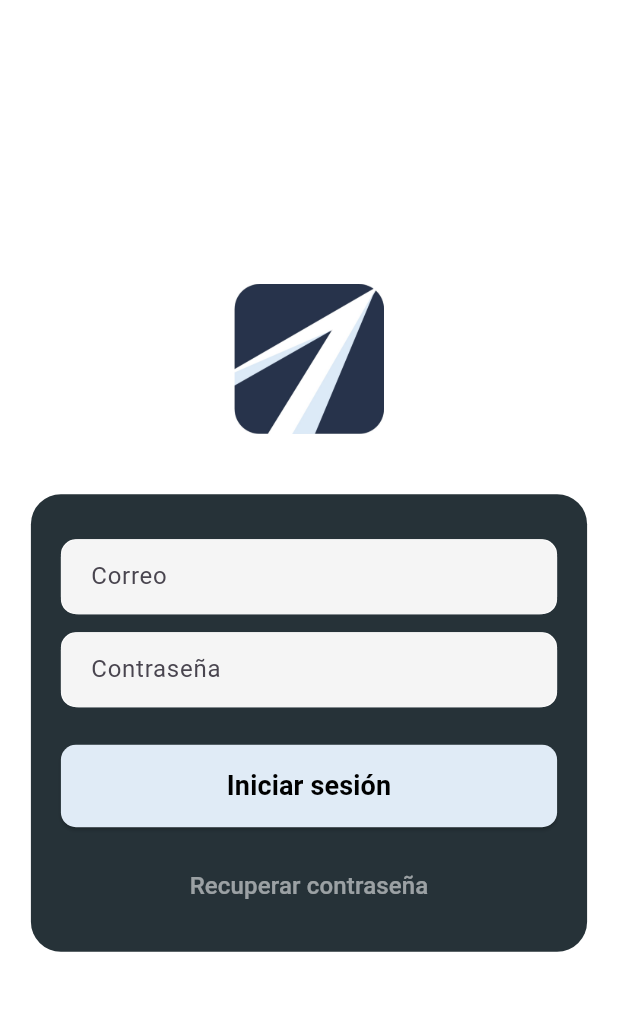
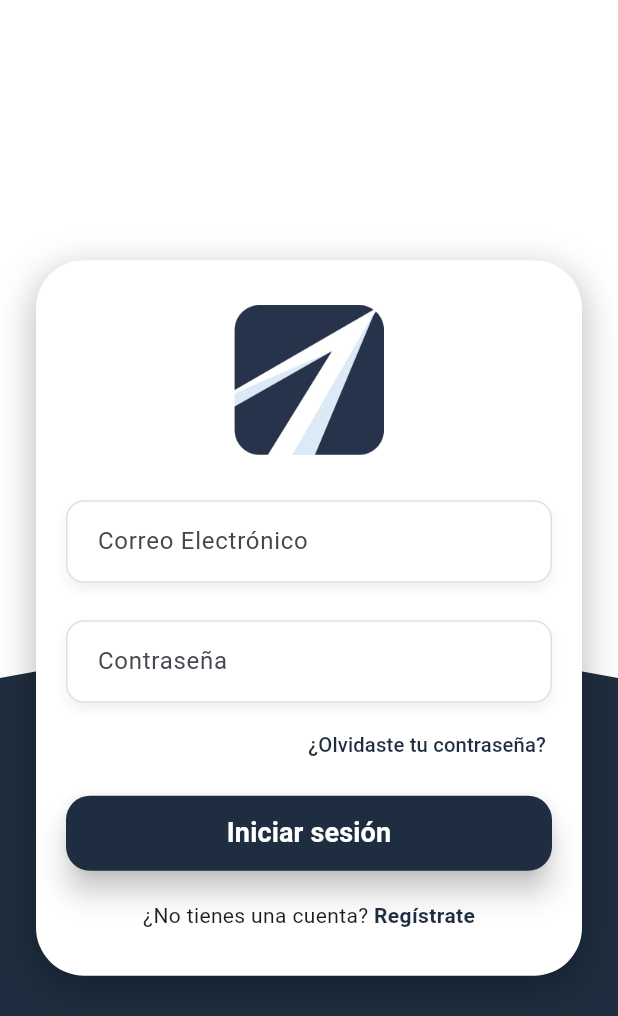
Before and after one commit to josephaven/viayage-frontend, a Flutter app: the LoginPage screen opened by its route, on a phone screen of 412 x 824 dp. Shown: the top 1016 px of the screen. Run offline on Flutter 3.47's test engine with Material 3 defaults, Android fonts, the light colour scheme and no system bars; our stand-ins replace flutter_secure_storage; accounts and stored records are empty.

Commit message:
se rediseño la vista del login

```diff
--- a/lib/views/login_page.dart
+++ b/lib/views/login_page.dart
@@ -1,4 +1,5 @@
 import 'package:flutter/material.dart';
+import '../widgets/curved_background.dart';
 import '../widgets/text_input.dart';
 import '../services/auth_service.dart';
 
@@ -19,7 +20,6 @@ class _LoginPageState extends State<LoginPage> {
 
     if (success) {
       final completed = await AuthService.hasCompletedQuestionnaire();
-
       if (completed) {
         Navigator.pushReplacementNamed(context, "/main");
       } else {
@@ -32,95 +32,159 @@ class _LoginPageState extends State<LoginPage> {
     }
   }
 
-
-
-
   @override
   Widget build(BuildContext context) {
     return Scaffold(
-      backgroundColor: Colors.white,
-      body: Center(
-        child: Column(
-          mainAxisAlignment: MainAxisAlignment.center,
+      body: Stack(
         children: [
-            // Logo
-            Image.asset(
-              'assets/logo.png',
-              height: 100,
+          Container(color: Colors.white),
+          const CurvedBackground(),
+
+          Center(
+            child: SingleChildScrollView(
+              child: Padding(
+                padding: EdgeInsets.symmetric(horizontal: 24),
+                child: Container(
+                  padding: EdgeInsets.symmetric(horizontal: 20, vertical: 30),
+                  decoration: BoxDecoration(
+                    color: Colors.white,
+                    borderRadius: BorderRadius.circular(32),
+                    boxShadow: [
+                      BoxShadow(
+                        color: Colors.black.withOpacity(0.25),
+                        offset: Offset(0, 8),
+                        blurRadius: 20,
+                        spreadRadius: 2,
                       ),
-
-            SizedBox(height: 40),
-
-            Container(
-              width: MediaQuery.of(context).size.width * 0.9,
-              padding: EdgeInsets.all(20),
-              decoration: BoxDecoration(
-                color: Colors.blueGrey[900],
-                borderRadius: BorderRadius.circular(20),
+                    ],
                   ),
                   child: Column(
                     mainAxisSize: MainAxisSize.min,
                     children: [
-                  SizedBox(height: 10),
+                      Image.asset('assets/logo.png', height: 100),
+                      SizedBox(height: 30),
 
-                  SizedBox(
-                    height: 50,
-                    child: Container(
+                    Container(
+                      height: 55,
+                      margin: EdgeInsets.only(bottom: 20),
                       decoration: BoxDecoration(
                         color: Colors.white,
-                        borderRadius: BorderRadius.circular(10),
+                        borderRadius: BorderRadius.circular(12),
+                        border: Border.all(color: Colors.grey.shade300),
+                        boxShadow: [
+                          BoxShadow(
+                            color: Colors.black.withOpacity(0.06),
+                            blurRadius: 6,
+                            offset: Offset(0, 4),
                           ),
-                      child: TextInput(label: "Correo", controller: emailController),
+                        ],
+                      ),
+                      child: TextInput(
+                        label: "Correo Electrónico",
+                        controller: emailController,
+                        backgroundColor: Colors.transparent,
+                        borderRadius: 0,
                       ),
                     ),
-                  SizedBox(height: 12),
 
-                  SizedBox(
-                    height: 50,
-                    child: Container(
+                      SizedBox(height: 5),
+
+                      Container(
+                        height: 55,
                         decoration: BoxDecoration(
                           color: Colors.white,
-                        borderRadius: BorderRadius.circular(10),
+                          borderRadius: BorderRadius.circular(12),
+                          border: Border.all(color: Colors.grey.shade300),
+                          boxShadow: [
+                            BoxShadow(
+                              color: Colors.black.withOpacity(0.06),
+                              blurRadius: 6,
+                              offset: Offset(0, 4),
                             ),
-                      child: TextInput(label: "Contraseña", controller: passwordController, isPassword: true),
+                          ],
+                        ),
+                        child: TextInput(
+                          label: "Contraseña",
+                          controller: passwordController,
+                          isPassword: true,
+                          backgroundColor: Colors.transparent,
+                          borderRadius: 0,
                         ),
                       ),
-                  SizedBox(height: 25),
 
-                  SizedBox(
-                    width: double.infinity,
-                    height: 55,
-                    child: ElevatedButton(
-                      style: ElevatedButton.styleFrom(
-                        backgroundColor: Color(0xFFE0EBF6), // Color del botón
-                        shape: RoundedRectangleBorder(
-                          borderRadius: BorderRadius.circular(10),
-                        ),
-                      ),
-                      onPressed: login,
-                      child: Text(
-                        "Iniciar sesión",
-                        style: TextStyle(fontSize: 18, fontWeight: FontWeight.bold, color: Colors.black),
-                      ),
-                    ),
-                  ),
-                  SizedBox(height: 15),
-
-                  TextButton(
+                    Align(
+                      alignment: Alignment.centerRight,
+                      child: Padding(
+                        padding: EdgeInsets.only(top: 4, right: 4),
+                        child: TextButton(
+                          style: TextButton.styleFrom(padding: EdgeInsets.zero),
                           onPressed: () {
                             Navigator.pushNamed(context, "/forgot-password");
                           },
                           child: Text(
-                      "Recuperar contraseña",
-                      style: TextStyle(fontSize: 16, color: Colors.white54),
+                            "¿Olvidaste tu contraseña?",
+                            style: TextStyle(
+                              color: Color(0xFF1E2D3F),
+                              fontSize: 13.5,
+                              fontWeight: FontWeight.w500,
+                            ),
+                          ),
+                        ),
+                      ),
+                    ),
+
+                      SizedBox(height: 10),
+
+                      SizedBox(
+                        width: double.infinity,
+                        height: 50,
+                        child: ElevatedButton(
+                          onPressed: login,
+                          style: ElevatedButton.styleFrom(
+                            backgroundColor: Color(0xFF1E2D3F),
+                            shape: RoundedRectangleBorder(
+                              borderRadius: BorderRadius.circular(16),
+                            ),
+                            elevation: 8,
+                          ),
+                          child: Text(
+                            "Iniciar sesión",
+                            style: TextStyle(
+                              fontSize: 18,
+                              fontWeight: FontWeight.w600,
+                              color: Colors.white,
+                            ),
+                          ),
+                        ),
+                      ),
+                      SizedBox(height: 20),
+
+                      Row(
+                        mainAxisAlignment: MainAxisAlignment.center,
+                        children: [
+                          Text("¿No tienes una cuenta? "),
+                          GestureDetector(
+                            onTap: () {
+                              Navigator.pushNamed(context, "/register");
+                            },
+                            child: Text(
+                              "Regístrate",
+                              style: TextStyle(
+                                fontWeight: FontWeight.bold,
+                                color: Color(0xFF1E2D3F),
+                              ),
+                            ),
+                          ),
+                        ],
+                      )
+                    ],
+                  ),
+                ),
+              ),
             ),
           ),
         ],
       ),
-            ),
-          ],
-        ),
-      ),
     );
   }
 }
```
Lines whose indentation alone changed are shown as unchanged.
